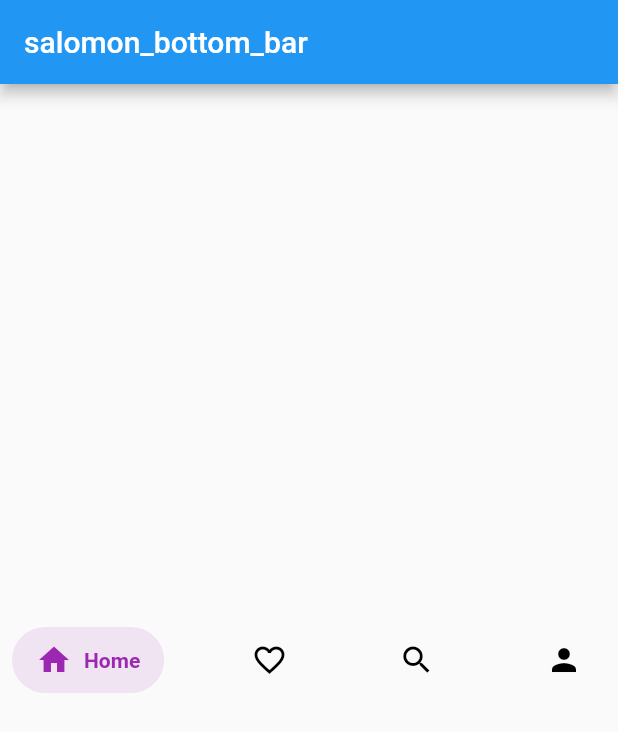
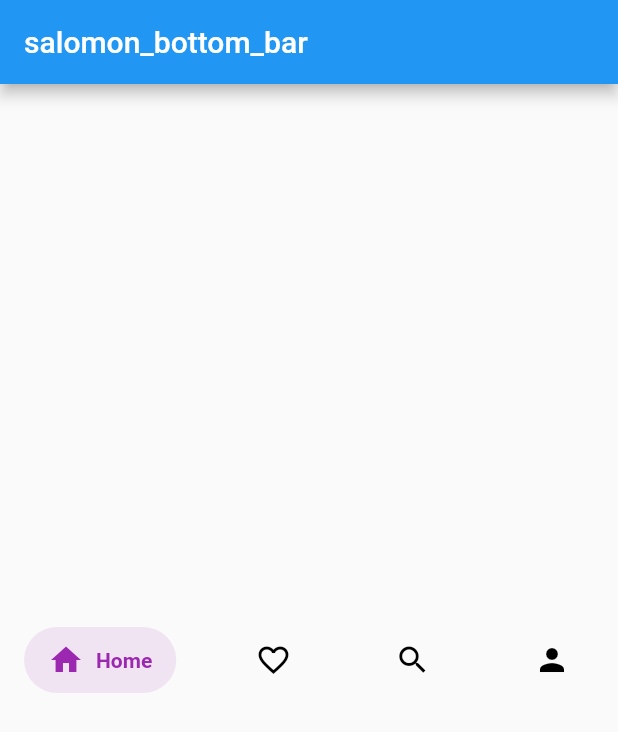
Before and after one commit to lukepighetti/salomon_bottom_bar, a Flutter app: the screen it shows after launch, after a tap on "Home", on a phone screen of 412 x 824 dp. Shown: the top 732 px of the screen. Run offline on Flutter 3.47's test engine with Material 2 defaults, Android fonts, the phone set to English and light mode, and no system bars.

Commit message:
make it semantically similar to BottomNavigationBar

```diff
--- a/example/lib/main.dart
+++ b/example/lib/main.dart
@@ -13,10 +13,9 @@ class MyApp extends StatefulWidget {
 class _MyAppState extends State<MyApp> {
   var _selectedTab = _SelectedTab.home;
 
-  void _handleValueTapped(_SelectedTab e) {
+  void _handleIndexChanged(int i) {
     setState(() {
-      _selectedTab = e;
-      print(e);
+      _selectedTab = _SelectedTab.values[i];
     });
   }
 
@@ -33,40 +32,36 @@ class _MyAppState extends State<MyApp> {
           title: Text("salomon_bottom_bar"),
         ),
         body: Center(
-          child: SalomonBottomBar<_SelectedTab>(
-            selectedValue: _selectedTab,
-            onValueTapped: _handleValueTapped,
-            tabs: [
+          child: SalomonBottomBar(
+            currentIndex: _SelectedTab.values.indexOf(_selectedTab),
+            onTap: _handleIndexChanged,
+            items: [
               /// Home
-              SBBTab(
+              SBBItem(
                 icon: Icon(Icons.home),
-                title: "Home",
-                color: Colors.purple,
-                value: _SelectedTab.home,
+                title: Text("Home"),
+                selectedColor: Colors.purple,
               ),
 
               /// Likes
-              SBBTab(
+              SBBItem(
                 icon: Icon(Icons.favorite_border),
-                title: "Likes",
-                color: Colors.pink,
-                value: _SelectedTab.likes,
+                title: Text("Likes"),
+                selectedColor: Colors.pink,
               ),
 
               /// Search
-              SBBTab(
+              SBBItem(
                 icon: Icon(Icons.search),
-                title: "Search",
-                color: Colors.orange,
-                value: _SelectedTab.search,
+                title: Text("Search"),
+                selectedColor: Colors.orange,
               ),
 
               /// Profile
-              SBBTab(
+              SBBItem(
                 icon: Icon(Icons.person),
-                title: "Profile",
-                color: Colors.teal,
-                value: _SelectedTab.profile,
+                title: Text("Profile"),
+                selectedColor: Colors.teal,
               ),
             ],
           ),
--- a/lib/salomon_bottom_bar.dart
+++ b/lib/salomon_bottom_bar.dart
@@ -4,73 +4,103 @@ import 'package:flutter/material.dart';
 
 import 'implicitly_animated_builder.dart';
 
-class SalomonBottomBar<T> extends StatelessWidget {
+class SalomonBottomBar extends StatelessWidget {
   /// A list of tabs to display, ie `Home`, `Likes`, etc
-  final List<SBBTab<T>> tabs;
+  final List<SBBItem> items;
 
-  /// The intial tab to highly, based on matching value.
-  final T selectedValue;
+  /// The tab to display.
+  final int currentIndex;
 
-  /// Returns the value of the tab that was tapped.
-  final Function(T) onValueTapped;
+  /// Returns the index of the tab that was tapped.
+  final Function(int) onTap;
+
+  /// The color of the icon and text when the item is selected.
+  final Color selectedItemColor;
+
+  /// The color of the icon and text when the item is not selected.
+  final Color unselectedItemColor;
+
+  /// A convenience field for the margin surrounding the entire widget.
+  final EdgeInsets margin;
+
+  /// The padding of each item.
+  final EdgeInsets itemPadding;
 
   SalomonBottomBar({
     Key key,
-    @required this.tabs,
-    this.selectedValue,
-    this.onValueTapped,
+    @required this.items,
+    this.currentIndex,
+    this.onTap,
+    this.selectedItemColor,
+    this.unselectedItemColor,
+    this.margin,
+    this.itemPadding,
   }) : super(key: key);
 
   @override
   Widget build(BuildContext context) {
-    return Material(
-      child: Padding(
-        padding: const EdgeInsets.all(8.0),
+    final _itemPadding = itemPadding ??
+        const EdgeInsets.symmetric(vertical: 10, horizontal: 16.0);
+
+    return Padding(
+      padding:
+          margin ?? const EdgeInsets.symmetric(vertical: 8, horizontal: 16.0),
       child: Row(
         mainAxisAlignment: MainAxisAlignment.spaceBetween,
         children: [
-            for (final tab in tabs)
+          for (final item in items)
             ImplicitlyAnimatedBuilder(
-                isActive: tab.value == selectedValue,
+              isActive: items.indexOf(item) == currentIndex,
               curve: Curves.easeOut,
               duration: Duration(milliseconds: 250),
               builder: (context, t) {
+                final _selectedColor =
+                    item.selectedColor ?? selectedItemColor ?? Colors.black;
+
+                final _unselectedColor =
+                    item.unselectedColor ?? unselectedItemColor ?? Colors.black;
+
                 return Material(
                   color: Color.lerp(
-                        Colors.transparent, tab.color.withOpacity(0.10), t),
+                      Colors.transparent, _selectedColor.withOpacity(0.10), t),
                   shape: StadiumBorder(),
                   child: InkWell(
-                      onTap: () => onValueTapped?.call(tab.value),
+                    onTap: () => onTap?.call(items.indexOf(item)),
                     customBorder: StadiumBorder(),
                     child: Padding(
-                        padding:
-                            EdgeInsets.symmetric(vertical: 10, horizontal: 16) -
-                                EdgeInsets.only(right: 16 * t),
+                      padding: _itemPadding -
+                          EdgeInsets.only(right: _itemPadding.right * t),
                       child: Row(
                         children: [
                           IconTheme(
                             data: IconThemeData(
-                                color: Color.lerp(Colors.black, tab.color, t),
+                              color: Color.lerp(
+                                  _unselectedColor, _selectedColor, t),
                               size: 24,
                             ),
-                              child: tab.icon ?? SizedBox.shrink(),
+                            child: item.icon ?? SizedBox.shrink(),
                           ),
                           ClipRect(
                             child: SizedBox(
+                              /// TODO: Constrain item height without a fixed value
+                              ///
+                              /// The Align property appears to make these full height, would be
+                              /// best to find a way to make it respond only to padding.
                               height: 20,
                               child: Align(
                                 alignment: Alignment(-0.2, 0.0),
                                 widthFactor: t,
                                 child: Padding(
-                                    padding: const EdgeInsets.only(
-                                        left: 8.0, right: 16),
-                                    child: Text(
-                                      tab.title,
+                                  padding: EdgeInsets.only(
+                                      left: _itemPadding.right / 2,
+                                      right: _itemPadding.right),
+                                  child: DefaultTextStyle(
                                     style: TextStyle(
-                                        color: Color.lerp(
-                                            Colors.transparent, tab.color, t),
+                                      color: Color.lerp(Colors.transparent,
+                                          _selectedColor, t),
                                       fontWeight: FontWeight.w600,
                                     ),
+                                    child: item.title ?? SizedBox.shrink(),
                                   ),
                                 ),
                               ),
@@ -85,24 +115,25 @@ class SalomonBottomBar<T> extends StatelessWidget {
             ),
         ],
       ),
-      ),
     );
   }
 }
 
 /// A tab to display in a [SalomonBottomBar]
-class SBBTab<T> {
-  /// A value to attach to this tab item.
-  final T value;
-
+class SBBItem {
   /// An icon to display.
   final Widget icon;
 
   /// Text to display, ie `Home`
-  final String title;
+  final Widget title;
 
   /// A primary color to use for this tab.
-  final Color color;
+  final Color selectedColor;
 
-  SBBTab({this.value, this.icon, this.title, this.color});
+  /// The color to display when this tab is not selected.
+  final Color unselectedColor;
+
+  SBBItem({this.icon, this.title, this.selectedColor, this.unselectedColor})
+      : assert(icon != null, "Every SBBItem requires an icon."),
+        assert(title != null, "Every SBBItem requires a title.");
 }
```
Lines whose indentation alone changed are shown as unchanged.
